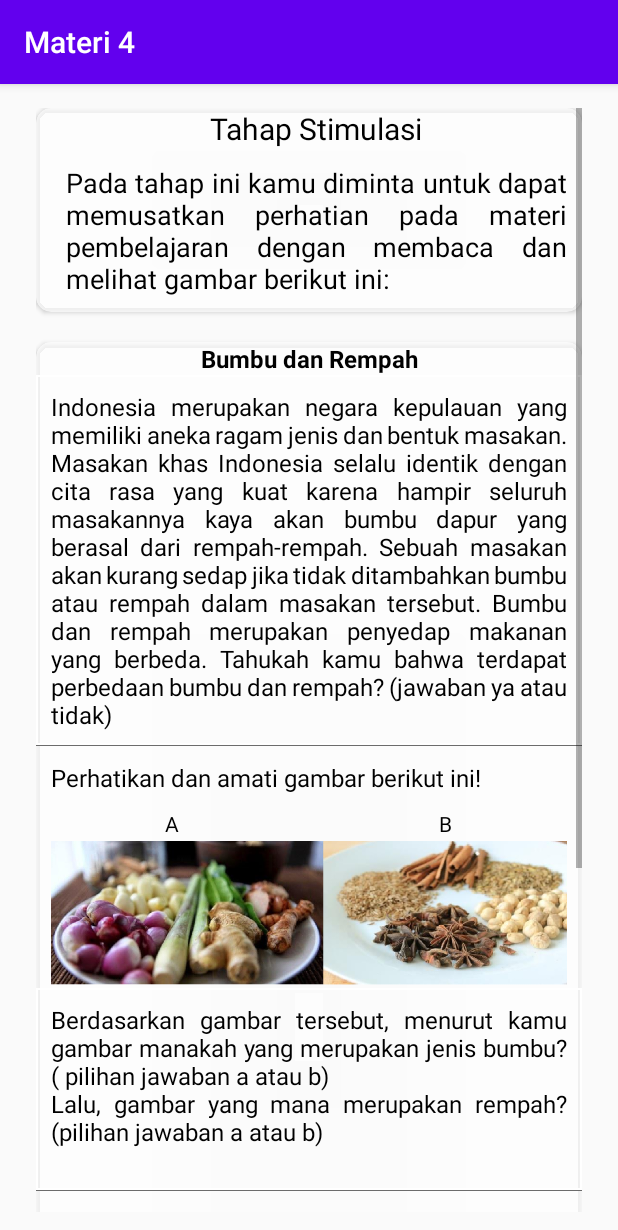
After one commit to diannoery/E-Modul, an Android app: the fragment MateriEmpatt shown on its own in the app's theme, on a phone screen of 412 x 824 dp. The commit adds this screen. Shown: the top 1230 px of the screen. Run offline under Robolectric (Android 15) with nearby library versions, the light colour scheme and no system bars.

Commit message:
update materi

```diff
--- a/app/src/main/java/com/example/mediapembelajaran/ui/materi/GalleryFragment.kt
+++ b/app/src/main/java/com/example/mediapembelajaran/ui/materi/GalleryFragment.kt
@@ -332,7 +332,7 @@ class GalleryFragment : Fragment() {
                     "Syntax 1" -> {
                         navController = p1?.let { Navigation.findNavController(it) }!!
                         navController.navigate(
-                            R.id.action_nav_gallery_to_materiFragment,
+                            R.id.action_nav_gallery_to_materiEmpatt,
                             bundleOf("materi" to "KegiatanBelajar4-1","syntax" to "syntaxSatu" )
                         )
                         spinner4.setSelection(0)
--- /dev/null
+++ b/app/src/main/java/com/example/mediapembelajaran/ui/materi/MateriEmpatt.kt
@@ -0,0 +1,55 @@
+package com.example.mediapembelajaran.ui.materi
+
+import android.os.Bundle
+import androidx.fragment.app.Fragment
+import android.view.LayoutInflater
+import android.view.View
+import android.view.ViewGroup
+import androidx.appcompat.app.AppCompatActivity
+import com.example.mediapembelajaran.R
+import kotlinx.android.synthetic.main.fragment_materi_empatt.*
+
+
+class MateriEmpatt : Fragment() {
+
+
+    override fun onCreate(savedInstanceState: Bundle?) {
+        super.onCreate(savedInstanceState)
+
+    }
+
+    override fun onCreateView(
+        inflater: LayoutInflater, container: ViewGroup?,
+        savedInstanceState: Bundle?
+    ): View? {
+        // Inflate the layout for this fragment
+        return inflater.inflate(R.layout.fragment_materi_empatt, container, false)
+    }
+
+
+    override fun onViewCreated(view: View, savedInstanceState: Bundle?) {
+        super.onViewCreated(view, savedInstanceState)
+
+
+        (activity as AppCompatActivity).supportActionBar?.title = "Materi 4"
+
+        materi4Awal.text="Pada tahap ini kamu diminta untuk dapat memusatkan perhatian pada materi pembelajaran dengan membaca dan melihat gambar berikut ini:"
+        materi4Ke2.text="Bumbu dan Rempah"
+        materi4Ke3.text="Indonesia merupakan negara kepulauan yang memiliki aneka ragam jenis dan bentuk masakan. Masakan khas Indonesia selalu identik dengan cita rasa yang kuat karena hampir seluruh masakannya kaya akan bumbu dapur yang berasal dari rempah-rempah. Sebuah masakan akan kurang sedap jika tidak ditambahkan bumbu atau rempah dalam masakan tersebut. Bumbu dan rempah merupakan penyedap makanan yang berbeda. Tahukah kamu bahwa terdapat perbedaan bumbu dan rempah? (jawaban ya atau tidak)"
+        materi4Ke4.text="Perhatikan dan amati gambar berikut ini!"
+        materi4Ke5.text="Berdasarkan gambar tersebut, menurut kamu gambar manakah yang merupakan jenis bumbu? ( pilihan jawaban a atau b)\n" +
+                "Lalu, gambar yang mana merupakan rempah? (pilihan jawaban a atau b)\n"
+
+        materi4Ke6.text="Jika kita mengamati gambar dengan teliti, akan terlihat adanya perbedaan antara bumbu dan rempah. Bumbu adalah tanaman aromatik yang ditambahkan pada masakan sebagai penyedap dan pembangkit selera makan. Bumbu memiliki karakteristik yang dapat\n" +
+                " \n" +
+                "menyebabkan tidak dapat bertahan lama dan mudah busuk. Bumbu dapat dibedakan sesuai kelompoknya yaitu, bumbu yang berasal dari buah, daun, batang, bunga, umbi, dan akar.\n" +
+                "Sedangkan rempah merupakan bahan penyedap masakan yang dapat disimpan dan tahan lama. Sama seperti bumbu, rempah juga dapat dibedakan sesuai kelompoknya yaitu, rempah yang berasal dari batang, biji, bunga dan buah.\n" +
+                "Selain bumbu dan rempah yang berasal dari tumbuhan, juga terdapat bumbu masakan yang berasal dari hewani.\n"
+
+
+
+
+
+
+    }
+}
--- a/app/src/main/java/com/example/mediapembelajaran/ui/materi/MateriFragment.kt
+++ b/app/src/main/java/com/example/mediapembelajaran/ui/materi/MateriFragment.kt
@@ -1,13 +1,13 @@
 package com.example.mediapembelajaran.ui.materi
 
-import android.app.Activity
 import android.os.Bundle
-import androidx.fragment.app.Fragment
 import android.view.LayoutInflater
 import android.view.View
 import android.view.ViewGroup
 import androidx.appcompat.app.AppCompatActivity
+import androidx.fragment.app.Fragment
 import com.example.mediapembelajaran.R
+import com.github.barteksc.pdfviewer.util.FitPolicy
 import kotlinx.android.synthetic.main.fragment_materi.*
 
 
@@ -33,20 +33,21 @@ class MateriFragment : Fragment() {
         val syntax = arguments?.getString("syntax")
 
 
+
         if (materi == "KegiatanBelajar"){
-            MateriSatu(syntax,materi)
+            MateriSatu(syntax, materi)
             (activity as AppCompatActivity).supportActionBar?.title = "Materi 1"
         }else if(materi == "KegiatanBelajar2"){
-            MateriDua(syntax,materi)
+            MateriDua(syntax, materi)
             (activity as AppCompatActivity).supportActionBar?.title = "Materi 2"
         }else if(materi == "KegiatanBelajar3"){
-            MateriTiga(syntax,materi)
+            MateriTiga(syntax, materi)
             (activity as AppCompatActivity).supportActionBar?.title = "Materi 3"
         }else if(materi == "KegiatanBelajar4-1"){
-            MateriEmpat(syntax,materi)
+            MateriEmpat(syntax, materi)
             (activity as AppCompatActivity).supportActionBar?.title = "Materi 4"
         }else if(materi == "KegiatanBelajar4-2"){
-            MateriEmpat(syntax,materi)
+            MateriEmpat(syntax, materi)
             (activity as AppCompatActivity).supportActionBar?.title = "Materi 4"
         }
 
@@ -54,32 +55,34 @@ class MateriFragment : Fragment() {
     }
 
     private fun MateriTiga(syntax: String?, materi: String) {
-        SyntaxKegiatanBelajar(syntax,materi)
+        SyntaxKegiatanBelajar(syntax, materi)
     }
     private fun MateriEmpat(syntax: String?, materi: String) {
-        SyntaxKegiatanBelajar(syntax,materi)
+        SyntaxKegiatanBelajar(syntax, materi)
     }
     private fun MateriSatu(syntax: String?, materi: String) {
-        SyntaxKegiatanBelajar(syntax,materi)
+        SyntaxKegiatanBelajar(syntax, materi)
     }
 
     private fun MateriDua(syntax: String?, materi: String) {
-       SyntaxKegiatanBelajar(syntax,materi)
+       SyntaxKegiatanBelajar(syntax, materi)
     }
 
     private fun SyntaxKegiatanBelajar(syntax: String?, materi: String) {
         if (syntax== "syntaxSatu"){
             materi_pdf.fromAsset("$materi.pdf")
-                .pages(0,1)
+                .pages(0, 1)
+                .pageFitPolicy(FitPolicy.WIDTH)
                 .load()
+
         }else if (syntax== "syntaxDua"){
           if (materi== "KegiatanBelajar2"){
               materi_pdf.fromAsset("$materi.pdf")
-                  .pages(1,2)
+                  .pages(1, 2)
                   .load()
           }else{
               materi_pdf.fromAsset("$materi.pdf")
-                  .pages(2,3)
+                  .pages(2, 3)
                   .load()
           }
         }else if (syntax == "syntaxTiga"){
@@ -96,15 +99,15 @@ class MateriFragment : Fragment() {
         }else if (syntax == "syntaxEmpat"){
             if (materi == "KegiatanBelajar2"){
                 materi_pdf.fromAsset("$materi.pdf")
-                    .pages(4,5,6,7,8)
+                    .pages(4, 5, 6, 7, 8)
                     .load()
             }else if(materi == "KegiatanBelajar3"){
                 materi_pdf.fromAsset("$materi.pdf")
-                    .pages(5,6)
+                    .pages(5, 6)
                     .load()
             }else if(materi == "KegiatanBelajar4-1"){
                 materi_pdf.fromAsset("$materi.pdf")
-                    .pages(5,6)
+                    .pages(5, 6)
                     .load()
             }else if(materi == "KegiatanBelajar4-2"){
                 materi_pdf.fromAsset("$materi.pdf")
@@ -112,7 +115,7 @@ class MateriFragment : Fragment() {
                     .load()
             }else{
                 materi_pdf.fromAsset("$materi.pdf")
-                    .pages(5,6,7,8,9)
+                    .pages(5, 6, 7, 8, 9)
                     .load()
             }
         }else if (syntax == "syntaxLima"){
--- a/app/src/main/res/layout/fragment_home.xml
+++ b/app/src/main/res/layout/fragment_home.xml
@@ -35,14 +35,13 @@
 
     <ImageView
         android:id="@+id/imageView2"
-        android:layout_width="0dp"
-        android:layout_height="250dp"
+        android:layout_width="205dp"
+        android:layout_height="182dp"
         android:layout_marginStart="16dp"
         android:layout_marginEnd="16dp"
         android:src="@drawable/logounp"
         app:layout_constraintBottom_toBottomOf="parent"
         app:layout_constraintEnd_toEndOf="parent"
-        app:layout_constraintHorizontal_bias="0.0"
         app:layout_constraintStart_toStartOf="parent"
         app:layout_constraintTop_toBottomOf="@+id/textView9"
         app:layout_constraintVertical_bias="0.213" />
--- /dev/null
+++ b/app/src/main/res/layout/fragment_materi_empatt.xml
@@ -0,0 +1,180 @@
+<?xml version="1.0" encoding="utf-8"?>
+<androidx.constraintlayout.widget.ConstraintLayout xmlns:android="http://schemas.android.com/apk/res/android"
+    xmlns:app="http://schemas.android.com/apk/res-auto"
+    xmlns:tools="http://schemas.android.com/tools"
+    android:id="@+id/frameLayout18"
+    android:layout_width="match_parent"
+    android:layout_height="match_parent"
+    tools:context=".ui.materi.MateriEmpatt">
+
+    <ScrollView
+        android:layout_width="match_parent"
+        android:layout_height="match_parent"
+        android:layout_marginStart="24dp"
+        android:layout_marginTop="16dp"
+        android:layout_marginEnd="24dp"
+
+        android:layout_marginBottom="16dp"
+        app:layout_constraintBottom_toBottomOf="parent"
+        app:layout_constraintEnd_toEndOf="parent"
+        app:layout_constraintStart_toStartOf="parent"
+        app:layout_constraintTop_toTopOf="parent">
+
+        <LinearLayout
+            android:layout_width="match_parent"
+            android:layout_height="match_parent"
+            android:orientation="vertical">
+
+            <androidx.cardview.widget.CardView
+                android:layout_width="match_parent"
+                android:layout_height="wrap_content"
+                app:cardBackgroundColor="#B2FFFFFF"
+                app:cardCornerRadius="10dp">
+
+                <LinearLayout
+                    android:layout_width="match_parent"
+                    android:layout_height="match_parent"
+                    android:layout_marginStart="10dp"
+                    android:orientation="vertical">
+
+                    <TextView
+                        android:id="@+id/textView27"
+                        android:layout_width="match_parent"
+                        android:layout_height="wrap_content"
+                        android:textColor="@color/black"
+                        android:text="Tahap Stimulasi"
+                        android:textAlignment="center"
+                        android:textSize="20dp" />
+
+                    <TextView
+                        android:id="@+id/materi4Awal"
+                        android:layout_width="match_parent"
+                        android:layout_height="wrap_content"
+                        android:justificationMode="inter_word"
+                        android:padding="10dp"
+                        android:text=""
+                        android:textColor="@color/black"
+                        android:textSize="18dp" />
+                </LinearLayout>
+            </androidx.cardview.widget.CardView>
+
+
+            <androidx.cardview.widget.CardView
+                android:layout_width="match_parent"
+                android:layout_height="match_parent"
+                android:layout_marginTop="20dp"
+                app:cardBackgroundColor="#B2FFFFFF"
+                app:cardCornerRadius="10dp">
+
+                <LinearLayout
+                    android:layout_width="match_parent"
+                    android:layout_height="match_parent"
+                    android:orientation="vertical">
+
+                    <TextView
+                        android:id="@+id/materi4Ke2"
+                        android:layout_width="match_parent"
+                        android:layout_height="wrap_content"
+                        android:text=""
+                        android:textColor="@color/black"
+
+                        android:textAlignment="center"
+                        android:textSize="16dp"
+                        android:textStyle="bold" />
+
+                    <TextView
+                        android:id="@+id/materi4Ke3"
+                        android:layout_width="match_parent"
+                        android:layout_height="wrap_content"
+                        android:padding="10dp"
+                        android:justificationMode="inter_word"
+                        android:background="@drawable/bottomborder"
+                        android:text=""
+                        android:textColor="@color/black"
+                        android:textSize="16dp" />
+
+                    <TextView
+                        android:id="@+id/materi4Ke4"
+                        android:layout_width="match_parent"
+                        android:layout_height="wrap_content"
+                        android:textColor="@color/black"
+                        android:justificationMode="inter_word"
+                        android:padding="10dp"
+                        android:textSize="16dp" />
+
+                    <LinearLayout
+                        android:layout_width="match_parent"
+                        android:layout_height="match_parent"
+                        android:orientation="horizontal">
+
+                        <TextView
+                            android:id="@+id/textView44"
+                            android:layout_width="wrap_content"
+                            android:layout_height="wrap_content"
+                            android:layout_weight="1"
+                            android:textColor="@color/black"
+                            android:textAlignment="center"
+                            android:text="A" />
+
+                        <TextView
+                            android:id="@+id/textView60"
+                            android:layout_width="wrap_content"
+                            android:layout_height="wrap_content"
+                            android:layout_weight="1"
+                            android:textColor="@color/black"
+                            android:textAlignment="center"
+                            android:text="B" />
+                    </LinearLayout>
+
+                    <LinearLayout
+                        android:layout_width="match_parent"
+                        android:layout_height="100dp"
+                        android:layout_marginStart="10dp"
+                        android:layout_marginEnd="10dp"
+                        android:orientation="horizontal">
+
+                        <ImageView
+                            android:id="@+id/imageView14"
+                            android:layout_width="wrap_content"
+                            android:layout_height="wrap_content"
+                            android:layout_weight="1"
+                            android:textColor="@color/black"
+                            android:src="@drawable/materi4b" />
+
+
+                    </LinearLayout>
+
+                    <TextView
+                        android:id="@+id/materi4Ke5"
+                        android:layout_width="match_parent"
+                        android:layout_height="wrap_content"
+                        android:background="@drawable/bottomborder"
+                        android:justificationMode="inter_word"
+                        android:padding="10dp"
+                        android:textColor="@color/black"
+                        android:textSize="16dp" />
+
+                    <TextView
+                        android:id="@+id/materi4Ke6"
+                        android:layout_width="match_parent"
+                        android:layout_height="wrap_content"
+                        android:layout_marginTop="10dp"
+                        android:layout_marginBottom="10dp"
+                        android:padding="10dp"
+                        android:textColor="@color/black"
+                        android:justificationMode="inter_word"
+                        android:text="" />
+
+
+
+                </LinearLayout>
+
+            </androidx.cardview.widget.CardView>
+
+
+
+
+        </LinearLayout>
+    </ScrollView>
+
+</androidx.constraintlayout.widget.ConstraintLayout>
--- a/app/src/main/res/layout/fragment_materi_tiga.xml
+++ b/app/src/main/res/layout/fragment_materi_tiga.xml
@@ -30,18 +30,41 @@
             android:orientation="vertical">
 
 
+            <androidx.cardview.widget.CardView
+                android:layout_width="match_parent"
+                android:layout_height="match_parent"
+                app:cardBackgroundColor="#B2FFFFFF"
+                app:cardCornerRadius="10dp">
+
+                <LinearLayout
+                    android:layout_width="match_parent"
+                    android:layout_height="match_parent"
+                    android:layout_marginStart="10dp"
+                    android:layout_marginEnd="10dp"
+                    android:orientation="vertical">
+
                     <TextView
                         android:id="@+id/textView37"
                         android:layout_width="match_parent"
                         android:layout_height="wrap_content"
                         android:text="Tahap Stimulasi"
+                        android:textColor="@color/black"
                         android:textAlignment="center" />
 
                     <TextView
-                android:id="@+id/textView40"
+                        android:id="@+id/textView43"
                         android:layout_width="match_parent"
                         android:layout_height="wrap_content"
                         android:justificationMode="inter_word"
+                        android:textColor="@color/black"
+                        android:text="TextView" />
+
+                    <TextView
+                        android:id="@+id/textView42"
+                        android:layout_width="match_parent"
+                        android:layout_height="wrap_content"
+                        android:justificationMode="inter_word"
+                        android:textColor="@color/black"
                         android:text="TextView" />
 
                     <TextView
@@ -49,21 +72,18 @@
                         android:layout_width="match_parent"
                         android:layout_height="wrap_content"
                         android:justificationMode="inter_word"
+                        android:textColor="@color/black"
                         android:text="TextView" />
 
                     <TextView
-                android:id="@+id/textView42"
+                        android:id="@+id/textView40"
                         android:layout_width="match_parent"
                         android:layout_height="wrap_content"
                         android:justificationMode="inter_word"
+                        android:textColor="@color/black"
                         android:text="TextView" />
-
-            <TextView
-                android:id="@+id/textView43"
-                android:layout_width="match_parent"
-                android:layout_height="wrap_content"
-                android:justificationMode="inter_word"
-                android:text="TextView" />
+                </LinearLayout>
+            </androidx.cardview.widget.CardView>
 
             <LinearLayout
                 android:layout_width="match_parent"
--- a/app/src/main/res/layout/fragment_syntax_satu.xml
+++ b/app/src/main/res/layout/fragment_syntax_satu.xml
@@ -43,6 +43,7 @@
                         android:layout_height="wrap_content"
                         android:text="Tahap Stimulasi"
                         android:textAlignment="center"
+                        android:textColor="@color/black"
                         android:textSize="20dp" />
 
                     <TextView
@@ -51,6 +52,7 @@
                         android:layout_height="wrap_content"
                         android:justificationMode="inter_word"
                         android:padding="10dp"
+                        android:textColor="@color/black"
                         android:text=""
                         android:textSize="18dp" />
                 </LinearLayout>
@@ -67,6 +69,7 @@
                 <LinearLayout
                     android:layout_width="match_parent"
                     android:layout_height="match_parent"
+                    android:textColor="@color/black"
                     android:orientation="vertical">
 
                     <TextView
@@ -74,7 +77,7 @@
                         android:layout_width="match_parent"
                         android:layout_height="wrap_content"
                         android:text=""
-
+                        android:textColor="@color/black"
                         android:textAlignment="center"
                         android:textSize="16dp"
                         android:textStyle="bold" />
@@ -85,6 +88,7 @@
                         android:layout_height="wrap_content"
                         android:padding="10dp"
                         android:text=""
+                        android:textColor="@color/black"
                         android:textSize="16dp" />
 
                     <TextView
@@ -94,6 +98,7 @@
                         android:background="@drawable/bottomborder"
                         android:justificationMode="inter_word"
                         android:padding="10dp"
+                        android:textColor="@color/black"
                         android:textSize="16dp" />
 
                     <TextView
@@ -103,6 +108,7 @@
                         android:background="@drawable/bottomborder"
                         android:justificationMode="inter_word"
                         android:padding="10dp"
+                        android:textColor="@color/black"
                         android:textSize="16dp" />
 
                     <TextView
@@ -112,6 +118,7 @@
                         android:layout_marginTop="10dp"
                         android:layout_marginBottom="10dp"
                         android:padding="10dp"
+                        android:textColor="@color/black"
                         android:text="Amatilah video berikut ini!" />
 
                     <com.pierfrancescosoffritti.androidyoutubeplayer.core.player.views.YouTubePlayerView
@@ -132,6 +139,7 @@
                         android:layout_width="wrap_content"
                         android:layout_height="wrap_content"
                         android:layout_marginTop="10dp"
+                        android:textColor="@color/black"
                         android:background="@drawable/bottomborder"
                         android:justificationMode="inter_word"
                         android:padding="10dp"
@@ -162,6 +170,7 @@
                         android:justificationMode="inter_word"
                         android:padding="10dp"
                         android:text=""
+                        android:textColor="@color/black"
                         android:textSize="16dp" />
 
                     <TextView
@@ -170,6 +179,8 @@
                         android:layout_height="wrap_content"
                         android:padding="10dp"
                         android:text=""
+                        android:justificationMode="inter_word"
+                        android:textColor="@color/black"
                         android:textSize="16dp" />
 
                 </LinearLayout>
--- a/app/src/main/res/navigation/mobile_navigation.xml
+++ b/app/src/main/res/navigation/mobile_navigation.xml
@@ -31,6 +31,9 @@
         <action
             android:id="@+id/action_nav_gallery_to_petunjukKegiatanFragment"
             app:destination="@id/petunjukKegiatanFragment" />
+        <action
+            android:id="@+id/action_nav_gallery_to_materiEmpatt"
+            app:destination="@id/materiEmpatt" />
     </fragment>
 
     <fragment
@@ -140,4 +143,9 @@
         android:name="com.example.mediapembelajaran.ui.materi.petunjuk.PetunjukKegiatanFragment"
         android:label="Petunjuk Kegiatan Belajar"
         tools:layout="@layout/fragment_petunjuk_kegiatan" />
+    <fragment
+        android:id="@+id/materiEmpatt"
+        android:name="com.example.mediapembelajaran.ui.materi.MateriEmpatt"
+        android:label="fragment_materi_empatt"
+        tools:layout="@layout/fragment_materi_empatt" />
 </navigation>
```
Also changed, not shown: app/src/main/res/drawable-v24/materi4a.png (added), app/src/main/res/drawable-v24/materi4b.png (added), 5 other files. Lines whose indentation alone changed are shown as unchanged.
